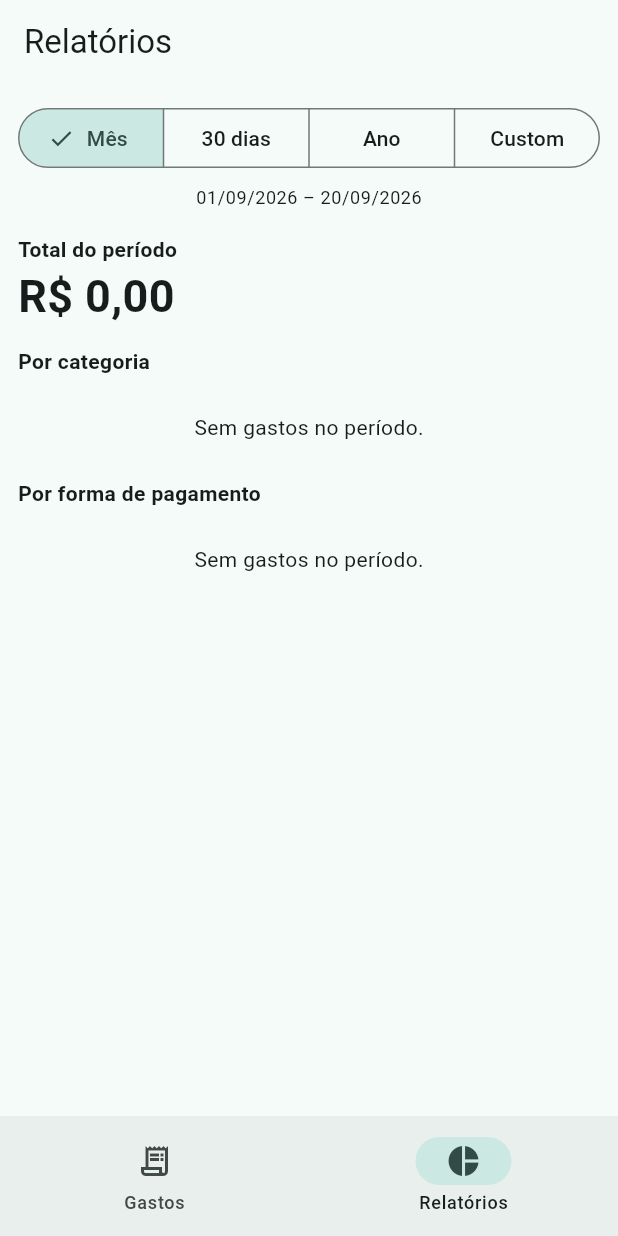
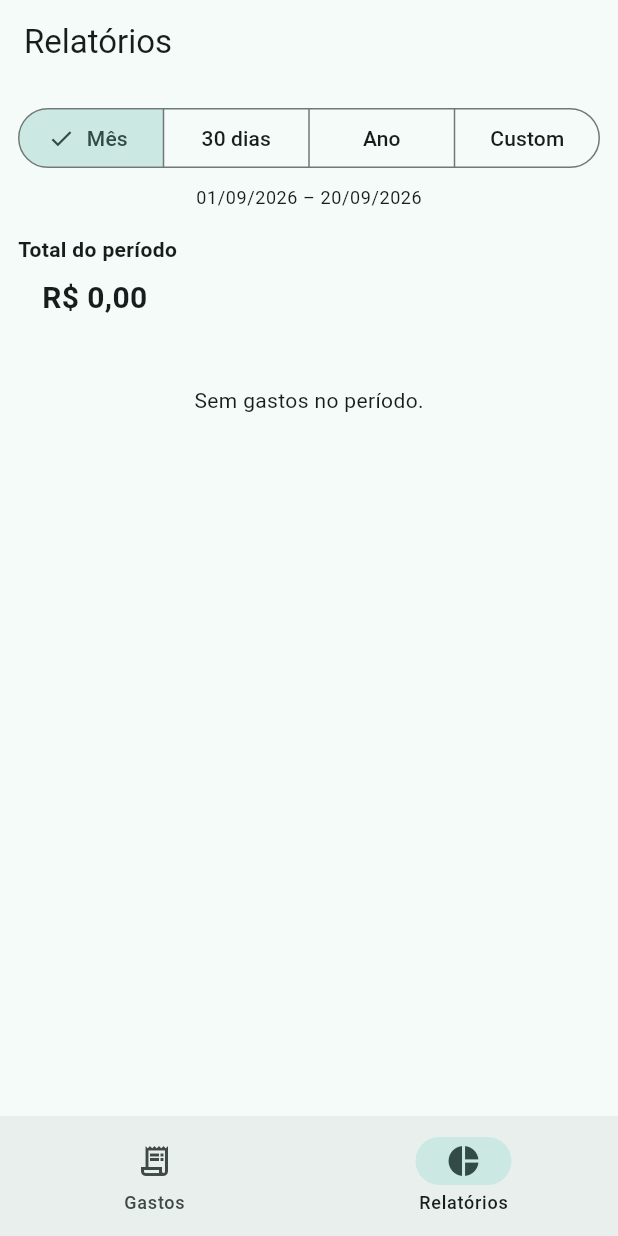
Before and after one commit to thiagonebuloni/mango-app, a Flutter app: the screen it shows after launch, item 2 of the bottom bar chosen, on a phone screen of 412 x 824 dp. Run offline on Flutter 3.47's test engine with Material 3 defaults, Android fonts, the phone set to English and light mode, and no system bars; our stand-ins replace fl_chart, flutter_riverpod, image_picker, sqflite; missing offline and left inert: google_mlkit_text_recognition; accounts and stored records are empty.

Commit message:
feat: sincronizacao reativa entre Gastos e Relatorios via Riverpod

```diff
--- a/lib/screens/reports_screen.dart
+++ b/lib/screens/reports_screen.dart
@@ -1,22 +1,24 @@
 import 'package:fl_chart/fl_chart.dart';
 import 'package:flutter/material.dart';
-import 'package:intl/intl.dart';
+import 'package:flutter_riverpod/flutter_riverpod.dart';
+import 'package:intl/intl.dart' show DateFormat;
 
 import '../db/db.dart';
+import '../state/providers.dart';
 import '../models/models.dart';
 import '../widgets/common.dart';
 
 /// Relatório por período, categoria e forma de pagamento.
-class ReportsScreen extends StatefulWidget {
+class ReportsScreen extends ConsumerStatefulWidget {
   const ReportsScreen({super.key});
 
   @override
-  State<ReportsScreen> createState() => _ReportsScreenState();
+  ConsumerState<ReportsScreen> createState() => _ReportsScreenState();
 }
 
 enum _Period { mes, ultimos30, ano, custom }
 
-class _ReportsScreenState extends State<ReportsScreen> {
+class _ReportsScreenState extends ConsumerState<ReportsScreen> {
   _Period _period = _Period.mes;
   DateTimeRange? _custom;
 
@@ -27,28 +29,27 @@ class _ReportsScreenState extends State<ReportsScreen> {
         final m0 = DateTime(now.year, now.month);
         return DateTimeRange(start: m0, end: now);
       case _Period.ultimos30:
-        final start =
-            Periods.startOfDay(now).subtract(const Duration(days: 29));
+        final start = Periods.startOfDay(now).subtract(const Duration(days: 29));
         return DateTimeRange(start: start, end: now);
       case _Period.ano:
         final y0 = DateTime(now.year);
         return DateTimeRange(start: y0, end: now);
       case _Period.custom:
-        return _custom ??
-            DateTimeRange(start: Periods.startOfMonth(now), end: now);
+        return _custom ?? DateTimeRange(start: Periods.startOfMonth(now), end: now);
     }
   }
 
   Future<void> _pickCustom() async {
     final now = DateTime.now();
+    final currentRange = range;
     final picked = await showDateRangePicker(
       context: context,
       firstDate: DateTime(2020),
       lastDate: now,
-      initialDateRange: range,
+      initialDateRange: currentRange,
       locale: const Locale('pt', 'BR'),
     );
-    if (picked == null) return;
+    if (picked == null || !mounted) return;
     setState(() {
       _period = _Period.custom;
       _custom = picked;
@@ -57,17 +58,23 @@ class _ReportsScreenState extends State<ReportsScreen> {
 
   @override
   Widget build(BuildContext context) {
-    final r = range;
-    // end exclusivo: cobre o dia inteiro da data final
-    final endEx = r.end.add(const Duration(days: 1));
-    final categoriesFuture = DBHelper.instance.sumByCategory(r.start, endEx);
-    final paymentsFuture = DBHelper.instance.sumByPayment(r.start, endEx);
-    final totalFuture = DBHelper.instance.totalBetween(r.start, endEx);
+    final expensesAsync = ref.watch(expensesForReportsProvider);
 
-    final label = DateFormat('dd/MM/yyyy', 'pt_BR');
     return Scaffold(
       appBar: AppBar(title: const Text('Relatórios')),
-      body: ListView(
+      body: expensesAsync.when(
+        loading: () => const Center(child: CircularProgressIndicator()),
+        error: (e, _) => Center(child: Text('Erro ao carregar dados: $e')),
+        data: (expenses) {
+          final r = range;
+          final label = DateFormat('dd/MM/yyyy', 'pt_BR');
+          final pr = periodRange(DateTime.now(), _period.index, _custom);
+          final inPeriod = expenses.where((e) => pr.contains(e.dataHora)).toList();
+          final byCategory = sumByCategory(inPeriod);
+          final byPayment = sumByPayment(inPeriod);
+          final total = totalOf(inPeriod);
+
+          return ListView(
             padding: const EdgeInsets.all(12),
             children: [
               SegmentedButton<_Period>(
@@ -94,55 +101,34 @@ class _ReportsScreenState extends State<ReportsScreen> {
                 ),
               ),
               const SizedBox(height: 16),
-          const Text('Total do período',
-              style: TextStyle(fontWeight: FontWeight.bold)),
-          FutureBuilder<int>(
-            future: totalFuture,
-            builder: (context, snap) => Text(
-              formatBRL(snap.data ?? 0),
-              style:
-                  const TextStyle(fontSize: 30, fontWeight: FontWeight.bold),
+              const Text('Total do período', style: TextStyle(fontWeight: FontWeight.bold)),
+              Padding(
+                padding: const EdgeInsets.symmetric(vertical: 8, horizontal: 16),
+                child: Text(
+                  formatBRL(total),
+                  style: const TextStyle(fontSize: 20, fontWeight: FontWeight.bold),
                 ),
               ),
-          const SizedBox(height: 12),
-          const Text('Por categoria',
-              style: TextStyle(fontWeight: FontWeight.bold)),
-          const SizedBox(height: 8),
-          FutureBuilder<Map<Category, int>>(
-            future: categoriesFuture,
-            builder: (context, snap) {
-              final data = snap.data ?? const {};
-              if (data.isEmpty) {
-                return const Padding(
+              const SizedBox(height: 20),
+              if (inPeriod.isEmpty)
+                const Padding(
                   padding: EdgeInsets.all(16),
                   child: Center(child: Text('Sem gastos no período.')),
-                );
-              }
-              return _CategoryCard(data: data);
-            },
-          ),
-          const SizedBox(height: 8),
-          const Text('Por forma de pagamento',
-              style: TextStyle(fontWeight: FontWeight.bold)),
-          const SizedBox(height: 8),
-          FutureBuilder<Map<PaymentMethod, int>>(
-            future: paymentsFuture,
-            builder: (context, snap) {
-              final data = snap.data ?? const {};
-              if (data.isEmpty) {
-                return const Padding(
-                  padding: EdgeInsets.all(16),
-                  child: Center(child: Text('Sem gastos no período.')),
-                );
-              }
-              return _PaymentList(data: data);
-            },
+                )
+              else
+                Column(
+                  children: [
+                    _CategoryCard(data: byCategory),
+                    const SizedBox(height: 16),
+                    _PaymentCard(data: byPayment),
+                  ],
                 ),
             ],
+          );
+        },
       ),
     );
   }
-
 }
 
 class _CategoryCard extends StatelessWidget {
@@ -193,11 +179,9 @@ class _CategoryCard extends StatelessWidget {
                           Icon(Icons.circle, size: 12, color: entry.key.color),
                           const SizedBox(width: 6),
                           Expanded(
-                            child: Text(entry.key.label,
-                                style: const TextStyle(fontSize: 13)),
+                            child: Text(entry.key.label, style: const TextStyle(fontSize: 13)),
                           ),
-                          Text(formatBRL(entry.value),
-                              style: const TextStyle(fontSize: 13)),
+                          Text(formatBRL(entry.value), style: const TextStyle(fontSize: 13)),
                         ],
                       ),
                     ),
@@ -211,10 +195,10 @@ class _CategoryCard extends StatelessWidget {
   }
 }
 
-class _PaymentList extends StatelessWidget {
+class _PaymentCard extends StatelessWidget {
   final Map<PaymentMethod, int> data;
 
-  const _PaymentList({required this.data});
+  const _PaymentCard({required this.data});
 
   @override
   Widget build(BuildContext context) {
--- a/lib/state/providers.dart
+++ b/lib/state/providers.dart
@@ -1,3 +1,4 @@
+import 'package:flutter/material.dart';
 import 'package:flutter_riverpod/flutter_riverpod.dart';
 
 import '../db/db.dart';
@@ -15,7 +16,6 @@ class ExpensesNotifier extends AsyncNotifier<List<Expense>> {
 
   Future<void> add(Expense expense) async {
     await DBHelper.instance.insertExpense(expense);
-    // Aprende: estabelecimento → categoria usada.
     if (expense.estabelecimento.trim().isNotEmpty) {
       await DBHelper.instance.memorizeMerchant(
               ReceiptParser.normalizeMerchant(expense.estabelecimento),
@@ -66,3 +66,65 @@ PeriodSummary summarize(List<Expense> expenses, DateTime now) {
   }
   return PeriodSummary(dia: dia, semana: semana, mes: mes);
 }
+
+/// Relatórios: gastos do período em aberto, reativos ao expensesProvider.
+class ExpensesForReports extends AsyncNotifier<List<Expense>> {
+  @override
+  Future<List<Expense>> build() => DBHelper.instance.allExpenses();
+}
+
+final expensesForReportsProvider =
+    AsyncNotifierProvider<ExpensesForReports, List<Expense>>(
+        ExpensesForReports.new);
+
+PeriodRange periodRange(DateTime now, dynamic period, DateTimeRange? custom) {
+  final m0 = DateTime(now.year, now.month);
+  final w0 = Periods.startOfDay(now).subtract(const Duration(days: 29));
+  final y0 = DateTime(now.year);
+  switch (period) {
+    case 0:
+      return PeriodRange(start: m0, end: now);
+    case 1:
+      return PeriodRange(start: w0, end: now);
+    case 2:
+      return PeriodRange(start: y0, end: now);
+    case 3:
+      final c = custom ?? DateTimeRange(start: m0, end: now);
+      return PeriodRange(start: c.start, end: c.end);
+  }
+  return PeriodRange(start: m0, end: now);
+}
+
+Map<Category, int> sumByCategory(Iterable<Expense> expenses) {
+  final map = <Category, int>{};
+  for (final e in expenses) {
+    map[e.categoria] = (map[e.categoria] ?? 0) + e.valorCentavos;
+  }
+  return map;
+}
+
+Map<PaymentMethod, int> sumByPayment(Iterable<Expense> expenses) {
+  final map = <PaymentMethod, int>{};
+  for (final e in expenses) {
+    map[e.forma] = (map[e.forma] ?? 0) + e.valorCentavos;
+  }
+  return map;
+}
+
+int totalOf(Iterable<Expense> expenses) {
+  int t = 0;
+  for (final e in expenses) {
+    t += e.valorCentavos;
+  }
+  return t;
+}
+
+class PeriodRange {
+  final DateTime start;
+  final DateTime end;
+  const PeriodRange({required this.start, required this.end});
+
+  DateTime get endExclusive => end.add(const Duration(days: 1));
+
+  bool contains(DateTime dt) => !dt.isBefore(start) && dt.isBefore(endExclusive);
+}
--- a/pubspec.yaml
+++ b/pubspec.yaml
@@ -15,7 +15,6 @@ dependencies:
   sqflite: ^2.4.4
   path: ^1.9.1
   image_picker: ^1.2.3
-  google_mlkit_text_recognition: ^0.17.1
   intl: ^0.20.2
   fl_chart: ^1.2.0
 
```
Also changed, not shown: pubspec.lock. Lines whose indentation alone changed are shown as unchanged.
